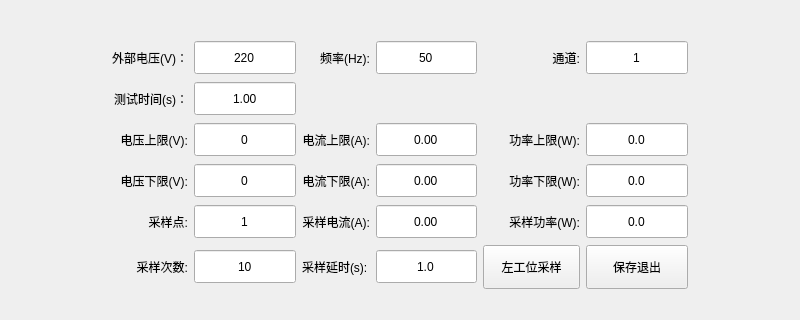
Above: PageLck.ui from bloglink/aip-tester before the change; both pictures show x 0 to 800 and y 136 to 456 of the 800 by 600 pixel window. Below: the same form after it.
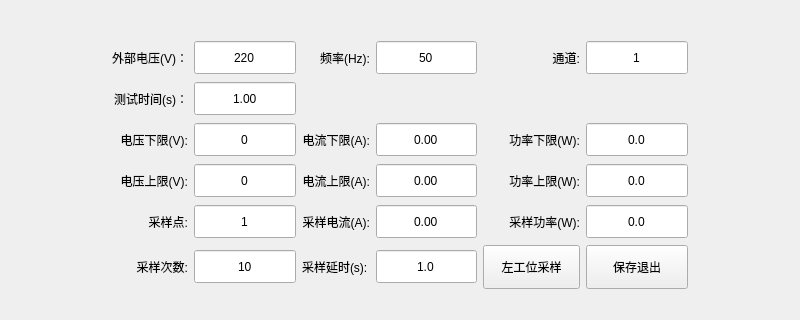
That is the form after the change.

```diff
--- a/PageLck.ui
+++ b/PageLck.ui
@@ -27,40 +27,6 @@
      </property>
     </spacer>
    </item>
-   <item row="3" column="4">
-    <widget class="QDoubleSpinBox" name="BoxCurrMax">
-     <property name="sizePolicy">
-      <sizepolicy hsizetype="Expanding" vsizetype="Fixed">
-       <horstretch>0</horstretch>
-       <verstretch>0</verstretch>
-      </sizepolicy>
-     </property>
-     <property name="minimumSize">
-      <size>
-       <width>97</width>
-       <height>35</height>
-      </size>
-     </property>
-     <property name="focusPolicy">
-      <enum>Qt::ClickFocus</enum>
-     </property>
-     <property name="alignment">
-      <set>Qt::AlignCenter</set>
-     </property>
-     <property name="buttonSymbols">
-      <enum>QAbstractSpinBox::NoButtons</enum>
-     </property>
-     <property name="decimals">
-      <number>2</number>
-     </property>
-     <property name="minimum">
-      <double>0.000000000000000</double>
-     </property>
-     <property name="maximum">
-      <double>5.000000000000000</double>
-     </property>
-    </widget>
-   </item>
    <item row="8" column="1" colspan="6">
     <spacer name="verticalSpacer_2">
      <property name="orientation">
@@ -74,16 +40,6 @@
      </property>
     </spacer>
    </item>
-   <item row="3" column="1">
-    <widget class="QLabel" name="label">
-     <property name="text">
-      <string>电压上限(V):</string>
-     </property>
-     <property name="alignment">
-      <set>Qt::AlignRight|Qt::AlignTrailing|Qt::AlignVCenter</set>
-     </property>
-    </widget>
-   </item>
    <item row="1" column="5">
     <widget class="QLabel" name="label_grade_9">
      <property name="text">
@@ -132,16 +88,6 @@
      </property>
     </widget>
    </item>
-   <item row="4" column="5">
-    <widget class="QLabel" name="label_6">
-     <property name="text">
-      <string>功率下限(W):</string>
-     </property>
-     <property name="alignment">
-      <set>Qt::AlignRight|Qt::AlignTrailing|Qt::AlignVCenter</set>
-     </property>
-    </widget>
-   </item>
    <item row="6" column="5">
     <widget class="QLabel" name="label_pwr">
      <property name="text">
@@ -152,53 +98,6 @@
      </property>
     </widget>
    </item>
-   <item row="4" column="6">
-    <widget class="QDoubleSpinBox" name="BoxPowerMin">
-     <property name="sizePolicy">
-      <sizepolicy hsizetype="Expanding" vsizetype="Fixed">
-       <horstretch>0</horstretch>
-       <verstretch>0</verstretch>
-      </sizepolicy>
-     </property>
-     <property name="minimumSize">
-      <size>
-       <width>97</width>
-       <height>35</height>
-      </size>
-     </property>
-     <property name="focusPolicy">
-      <enum>Qt::ClickFocus</enum>
-     </property>
-     <property name="alignment">
-      <set>Qt::AlignCenter</set>
-     </property>
-     <property name="buttonSymbols">
-      <enum>QAbstractSpinBox::NoButtons</enum>
-     </property>
-     <property name="decimals">
-      <number>1</number>
-     </property>
-     <property name="minimum">
-      <double>0.000000000000000</double>
-     </property>
-     <property name="maximum">
-      <double>1275.000000000000000</double>
-     </property>
-     <property name="value">
-      <double>0.000000000000000</double>
-     </property>
-    </widget>
-   </item>
-   <item row="3" column="3">
-    <widget class="QLabel" name="label_3">
-     <property name="text">
-      <string>电流上限(A):</string>
-     </property>
-     <property name="alignment">
-      <set>Qt::AlignRight|Qt::AlignTrailing|Qt::AlignVCenter</set>
-     </property>
-    </widget>
-   </item>
    <item row="6" column="4">
     <widget class="QDoubleSpinBox" name="BoxCurr">
      <property name="sizePolicy">
@@ -304,16 +203,6 @@
      </property>
     </widget>
    </item>
-   <item row="3" column="5">
-    <widget class="QLabel" name="label_5">
-     <property name="text">
-      <string>功率上限(W):</string>
-     </property>
-     <property name="alignment">
-      <set>Qt::AlignRight|Qt::AlignTrailing|Qt::AlignVCenter</set>
-     </property>
-    </widget>
-   </item>
    <item row="2" column="2">
     <widget class="QDoubleSpinBox" name="BoxTime">
      <property name="sizePolicy">
@@ -361,43 +250,6 @@
      </property>
     </widget>
    </item>
-   <item row="3" column="6">
-    <widget class="QDoubleSpinBox" name="BoxPowerMax">
-     <property name="sizePolicy">
-      <sizepolicy hsizetype="Expanding" vsizetype="Fixed">
-       <horstretch>0</horstretch>
-       <verstretch>0</verstretch>
-      </sizepolicy>
-     </property>
-     <property name="minimumSize">
-      <size>
-       <width>97</width>
-       <height>35</height>
-      </size>
-     </property>
-     <property name="focusPolicy">
-      <enum>Qt::ClickFocus</enum>
-     </property>
-     <property name="alignment">
-      <set>Qt::AlignCenter</set>
-     </property>
-     <property name="buttonSymbols">
-      <enum>QAbstractSpinBox::NoButtons</enum>
-     </property>
-     <property name="decimals">
-      <number>1</number>
-     </property>
-     <property name="minimum">
-      <double>0.000000000000000</double>
-     </property>
-     <property name="maximum">
-      <double>1275.000000000000000</double>
-     </property>
-     <property name="value">
-      <double>0.000000000000000</double>
-     </property>
-    </widget>
-   </item>
    <item row="6" column="3">
     <widget class="QLabel" name="label_current">
      <property name="text">
@@ -408,16 +260,6 @@
      </property>
     </widget>
    </item>
-   <item row="4" column="1">
-    <widget class="QLabel" name="label_2">
-     <property name="text">
-      <string>电压下限(V):</string>
-     </property>
-     <property name="alignment">
-      <set>Qt::AlignRight|Qt::AlignTrailing|Qt::AlignVCenter</set>
-     </property>
-    </widget>
-   </item>
    <item row="6" column="2">
     <widget class="QDoubleSpinBox" name="BoxFreq">
      <property name="sizePolicy">
@@ -449,16 +291,6 @@
      </property>
     </widget>
    </item>
-   <item row="4" column="3">
-    <widget class="QLabel" name="label_4">
-     <property name="text">
-      <string>电流下限(A):</string>
-     </property>
-     <property name="alignment">
-      <set>Qt::AlignRight|Qt::AlignTrailing|Qt::AlignVCenter</set>
-     </property>
-    </widget>
-   </item>
    <item row="7" column="6">
     <widget class="QPushButton" name="BtnExit">
      <property name="minimumSize">
@@ -472,40 +304,6 @@
      </property>
     </widget>
    </item>
-   <item row="4" column="4">
-    <widget class="QDoubleSpinBox" name="BoxCurrMin">
-     <property name="sizePolicy">
-      <sizepolicy hsizetype="Expanding" vsizetype="Fixed">
-       <horstretch>0</horstretch>
-       <verstretch>0</verstretch>
-      </sizepolicy>
-     </property>
-     <property name="minimumSize">
-      <size>
-       <width>97</width>
-       <height>35</height>
-      </size>
-     </property>
-     <property name="focusPolicy">
-      <enum>Qt::ClickFocus</enum>
-     </property>
-     <property name="alignment">
-      <set>Qt::AlignCenter</set>
-     </property>
-     <property name="buttonSymbols">
-      <enum>QAbstractSpinBox::NoButtons</enum>
-     </property>
-     <property name="decimals">
-      <number>2</number>
-     </property>
-     <property name="minimum">
-      <double>0.000000000000000</double>
-     </property>
-     <property name="maximum">
-      <double>5.000000000000000</double>
-     </property>
-    </widget>
-   </item>
    <item row="1" column="2">
     <widget class="QDoubleSpinBox" name="BoxVolt">
      <property name="sizePolicy">
@@ -553,37 +351,6 @@
      </property>
     </widget>
    </item>
-   <item row="3" column="2">
-    <widget class="QDoubleSpinBox" name="BoxVoltMax">
-     <property name="sizePolicy">
-      <sizepolicy hsizetype="Expanding" vsizetype="Fixed">
-       <horstretch>0</horstretch>
-       <verstretch>0</verstretch>
-      </sizepolicy>
-     </property>
-     <property name="minimumSize">
-      <size>
-       <width>97</width>
-       <height>35</height>
-      </size>
-     </property>
-     <property name="focusPolicy">
-      <enum>Qt::ClickFocus</enum>
-     </property>
-     <property name="alignment">
-      <set>Qt::AlignCenter</set>
-     </property>
-     <property name="buttonSymbols">
-      <enum>QAbstractSpinBox::NoButtons</enum>
-     </property>
-     <property name="decimals">
-      <number>0</number>
-     </property>
-     <property name="maximum">
-      <double>255.000000000000000</double>
-     </property>
-    </widget>
-   </item>
    <item row="2" column="1">
     <widget class="QLabel" name="label_grade_10">
      <property name="text">
@@ -594,37 +361,6 @@
      </property>
     </widget>
    </item>
-   <item row="4" column="2">
-    <widget class="QDoubleSpinBox" name="BoxVoltMin">
-     <property name="sizePolicy">
-      <sizepolicy hsizetype="Expanding" vsizetype="Fixed">
-       <horstretch>0</horstretch>
-       <verstretch>0</verstretch>
-      </sizepolicy>
-     </property>
-     <property name="minimumSize">
-      <size>
-       <width>97</width>
-       <height>35</height>
-      </size>
-     </property>
-     <property name="focusPolicy">
-      <enum>Qt::ClickFocus</enum>
-     </property>
-     <property name="alignment">
-      <set>Qt::AlignCenter</set>
-     </property>
-     <property name="buttonSymbols">
-      <enum>QAbstractSpinBox::NoButtons</enum>
-     </property>
-     <property name="decimals">
-      <number>0</number>
-     </property>
-     <property name="maximum">
-      <double>255.000000000000000</double>
-     </property>
-    </widget>
-   </item>
    <item row="3" column="0">
     <spacer name="horizontalSpacer">
      <property name="orientation">
@@ -734,6 +470,270 @@
      </property>
     </widget>
    </item>
+   <item row="3" column="2">
+    <widget class="QDoubleSpinBox" name="BoxVoltMin">
+     <property name="sizePolicy">
+      <sizepolicy hsizetype="Expanding" vsizetype="Fixed">
+       <horstretch>0</horstretch>
+       <verstretch>0</verstretch>
+      </sizepolicy>
+     </property>
+     <property name="minimumSize">
+      <size>
+       <width>97</width>
+       <height>35</height>
+      </size>
+     </property>
+     <property name="focusPolicy">
+      <enum>Qt::ClickFocus</enum>
+     </property>
+     <property name="alignment">
+      <set>Qt::AlignCenter</set>
+     </property>
+     <property name="buttonSymbols">
+      <enum>QAbstractSpinBox::NoButtons</enum>
+     </property>
+     <property name="decimals">
+      <number>0</number>
+     </property>
+     <property name="maximum">
+      <double>255.000000000000000</double>
+     </property>
+    </widget>
+   </item>
+   <item row="4" column="2">
+    <widget class="QDoubleSpinBox" name="BoxVoltMax">
+     <property name="sizePolicy">
+      <sizepolicy hsizetype="Expanding" vsizetype="Fixed">
+       <horstretch>0</horstretch>
+       <verstretch>0</verstretch>
+      </sizepolicy>
+     </property>
+     <property name="minimumSize">
+      <size>
+       <width>97</width>
+       <height>35</height>
+      </size>
+     </property>
+     <property name="focusPolicy">
+      <enum>Qt::ClickFocus</enum>
+     </property>
+     <property name="alignment">
+      <set>Qt::AlignCenter</set>
+     </property>
+     <property name="buttonSymbols">
+      <enum>QAbstractSpinBox::NoButtons</enum>
+     </property>
+     <property name="decimals">
+      <number>0</number>
+     </property>
+     <property name="maximum">
+      <double>255.000000000000000</double>
+     </property>
+    </widget>
+   </item>
+   <item row="3" column="1">
+    <widget class="QLabel" name="label_2">
+     <property name="text">
+      <string>电压下限(V):</string>
+     </property>
+     <property name="alignment">
+      <set>Qt::AlignRight|Qt::AlignTrailing|Qt::AlignVCenter</set>
+     </property>
+    </widget>
+   </item>
+   <item row="4" column="1">
+    <widget class="QLabel" name="label">
+     <property name="text">
+      <string>电压上限(V):</string>
+     </property>
+     <property name="alignment">
+      <set>Qt::AlignRight|Qt::AlignTrailing|Qt::AlignVCenter</set>
+     </property>
+    </widget>
+   </item>
+   <item row="3" column="3">
+    <widget class="QLabel" name="label_4">
+     <property name="text">
+      <string>电流下限(A):</string>
+     </property>
+     <property name="alignment">
+      <set>Qt::AlignRight|Qt::AlignTrailing|Qt::AlignVCenter</set>
+     </property>
+    </widget>
+   </item>
+   <item row="3" column="4">
+    <widget class="QDoubleSpinBox" name="BoxCurrMin">
+     <property name="sizePolicy">
+      <sizepolicy hsizetype="Expanding" vsizetype="Fixed">
+       <horstretch>0</horstretch>
+       <verstretch>0</verstretch>
+      </sizepolicy>
+     </property>
+     <property name="minimumSize">
+      <size>
+       <width>97</width>
+       <height>35</height>
+      </size>
+     </property>
+     <property name="focusPolicy">
+      <enum>Qt::ClickFocus</enum>
+     </property>
+     <property name="alignment">
+      <set>Qt::AlignCenter</set>
+     </property>
+     <property name="buttonSymbols">
+      <enum>QAbstractSpinBox::NoButtons</enum>
+     </property>
+     <property name="decimals">
+      <number>2</number>
+     </property>
+     <property name="minimum">
+      <double>0.000000000000000</double>
+     </property>
+     <property name="maximum">
+      <double>5.000000000000000</double>
+     </property>
+    </widget>
+   </item>
+   <item row="4" column="3">
+    <widget class="QLabel" name="label_3">
+     <property name="text">
+      <string>电流上限(A):</string>
+     </property>
+     <property name="alignment">
+      <set>Qt::AlignRight|Qt::AlignTrailing|Qt::AlignVCenter</set>
+     </property>
+    </widget>
+   </item>
+   <item row="4" column="4">
+    <widget class="QDoubleSpinBox" name="BoxCurrMax">
+     <property name="sizePolicy">
+      <sizepolicy hsizetype="Expanding" vsizetype="Fixed">
+       <horstretch>0</horstretch>
+       <verstretch>0</verstretch>
+      </sizepolicy>
+     </property>
+     <property name="minimumSize">
+      <size>
+       <width>97</width>
+       <height>35</height>
+      </size>
+     </property>
+     <property name="focusPolicy">
+      <enum>Qt::ClickFocus</enum>
+     </property>
+     <property name="alignment">
+      <set>Qt::AlignCenter</set>
+     </property>
+     <property name="buttonSymbols">
+      <enum>QAbstractSpinBox::NoButtons</enum>
+     </property>
+     <property name="decimals">
+      <number>2</number>
+     </property>
+     <property name="minimum">
+      <double>0.000000000000000</double>
+     </property>
+     <property name="maximum">
+      <double>5.000000000000000</double>
+     </property>
+    </widget>
+   </item>
+   <item row="3" column="5">
+    <widget class="QLabel" name="label_6">
+     <property name="text">
+      <string>功率下限(W):</string>
+     </property>
+     <property name="alignment">
+      <set>Qt::AlignRight|Qt::AlignTrailing|Qt::AlignVCenter</set>
+     </property>
+    </widget>
+   </item>
+   <item row="3" column="6">
+    <widget class="QDoubleSpinBox" name="BoxPowerMin">
+     <property name="sizePolicy">
+      <sizepolicy hsizetype="Expanding" vsizetype="Fixed">
+       <horstretch>0</horstretch>
+       <verstretch>0</verstretch>
+      </sizepolicy>
+     </property>
+     <property name="minimumSize">
+      <size>
+       <width>97</width>
+       <height>35</height>
+      </size>
+     </property>
+     <property name="focusPolicy">
+      <enum>Qt::ClickFocus</enum>
+     </property>
+     <property name="alignment">
+      <set>Qt::AlignCenter</set>
+     </property>
+     <property name="buttonSymbols">
+      <enum>QAbstractSpinBox::NoButtons</enum>
+     </property>
+     <property name="decimals">
+      <number>1</number>
+     </property>
+     <property name="minimum">
+      <double>0.000000000000000</double>
+     </property>
+     <property name="maximum">
+      <double>1275.000000000000000</double>
+     </property>
+     <property name="value">
+      <double>0.000000000000000</double>
+     </property>
+    </widget>
+   </item>
+   <item row="4" column="5">
+    <widget class="QLabel" name="label_5">
+     <property name="text">
+      <string>功率上限(W):</string>
+     </property>
+     <property name="alignment">
+      <set>Qt::AlignRight|Qt::AlignTrailing|Qt::AlignVCenter</set>
+     </property>
+    </widget>
+   </item>
+   <item row="4" column="6">
+    <widget class="QDoubleSpinBox" name="BoxPowerMax">
+     <property name="sizePolicy">
+      <sizepolicy hsizetype="Expanding" vsizetype="Fixed">
+       <horstretch>0</horstretch>
+       <verstretch>0</verstretch>
+      </sizepolicy>
+     </property>
+     <property name="minimumSize">
+      <size>
+       <width>97</width>
+       <height>35</height>
+      </size>
+     </property>
+     <property name="focusPolicy">
+      <enum>Qt::ClickFocus</enum>
+     </property>
+     <property name="alignment">
+      <set>Qt::AlignCenter</set>
+     </property>
+     <property name="buttonSymbols">
+      <enum>QAbstractSpinBox::NoButtons</enum>
+     </property>
+     <property name="decimals">
+      <number>1</number>
+     </property>
+     <property name="minimum">
+      <double>0.000000000000000</double>
+     </property>
+     <property name="maximum">
+      <double>1275.000000000000000</double>
+     </property>
+     <property name="value">
+      <double>0.000000000000000</double>
+     </property>
+    </widget>
+   </item>
   </layout>
  </widget>
  <resources/>
```
